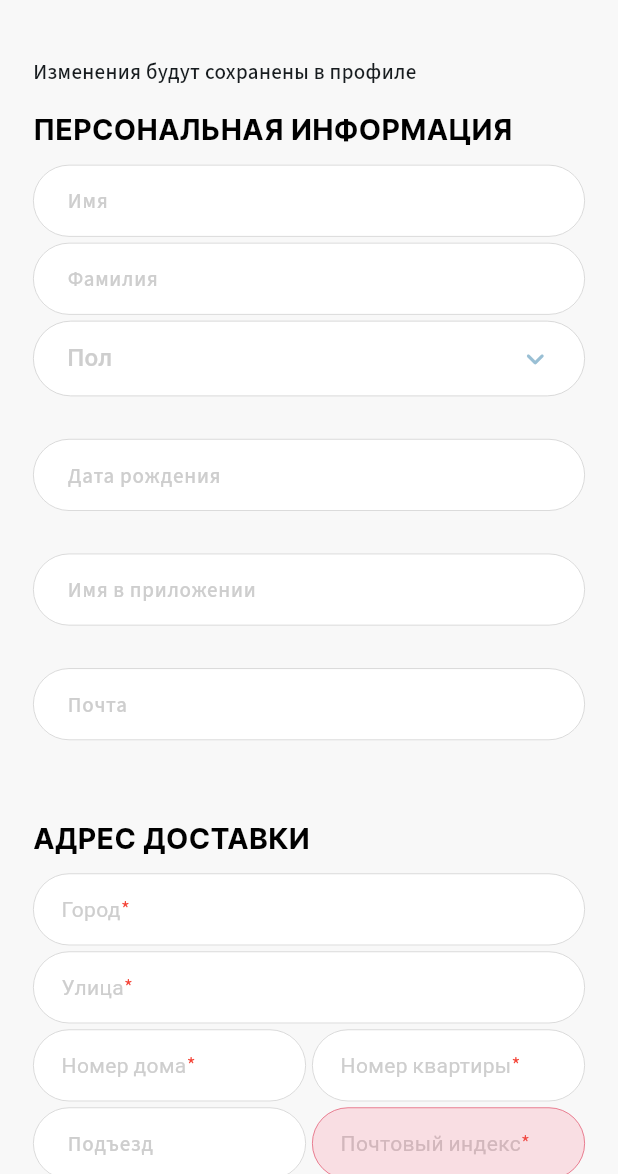
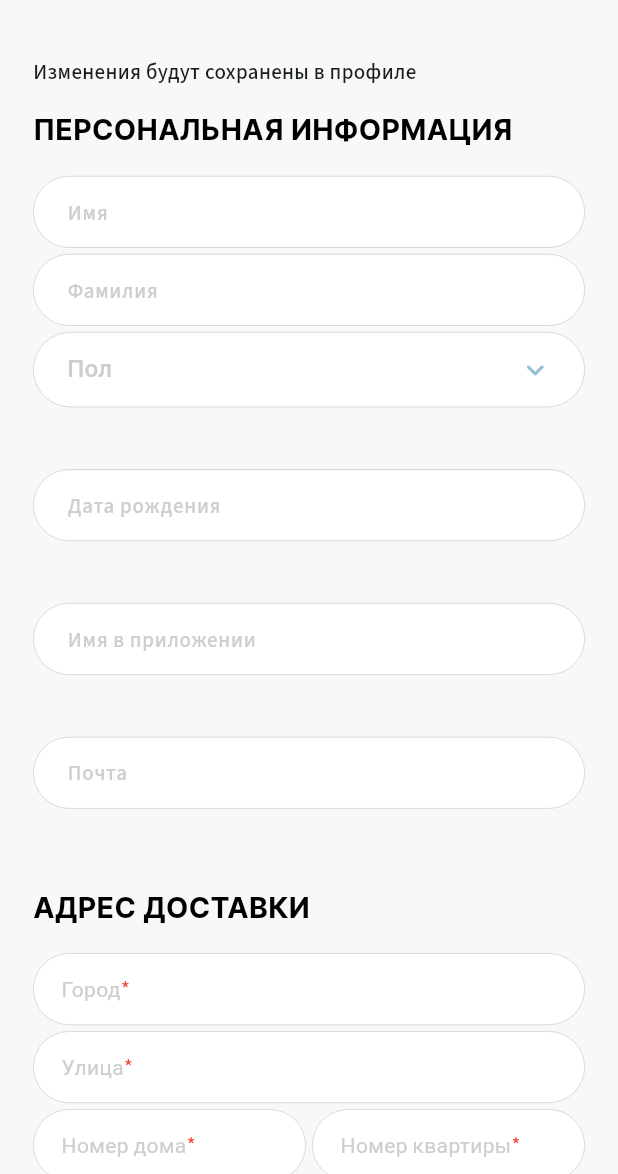
Before and after one commit to luijiwa/Sempl, a Flutter app: the ProfileEditScreen screen opened by its route, on a phone screen of 412 x 824 dp, the part 62-1236 px from its top. Run offline on Flutter 3.47's test engine with Material 3 defaults, Android fonts, the phone set to English and light mode, and no system bars; drawn by our look-alikes of auto_size_text, dropdown_button2; our stand-ins replace expandable_page_view, flutter_rating_bar, flutter_svg, go_router, image_picker, logger and 3 more.

Commit message:
Поменять отступы

```diff
--- a/lib/src/feature/feedback/ui/widgets/steps/feedback_step_one.dart
+++ b/lib/src/feature/feedback/ui/widgets/steps/feedback_step_one.dart
@@ -29,7 +29,7 @@ class FeedbackStepOne extends StatelessWidget {
             itemBuilder: (context, index) {
               return QuestionWidget(index: index + 1, text: text);
             },
-            separatorBuilder: (__, _) => SizedBox(height: width * 0.02545),
+            separatorBuilder: (__, _) => SizedBox(height: width * 0.035),
           ),
         ),
       ],
--- a/lib/src/feature/survey/ui/widgets/address_data_fields_widget.dart
+++ b/lib/src/feature/survey/ui/widgets/address_data_fields_widget.dart
@@ -30,7 +30,7 @@ class _AddressDataFieldsWidgetState extends State<AddressDataFieldsWidget> {
             style: Theme.of(context).textTheme.appProfileTitle,
             maxLines: 1,
           ),
-          SizedBox(height: height * 0.016),
+          SizedBox(height: width * 0.05),
           const RequiredInputField(
             hintText: 'Город',
           ),
@@ -40,6 +40,7 @@ class _AddressDataFieldsWidgetState extends State<AddressDataFieldsWidget> {
           ),
           const SizedBox(height: 4),
           const Row(
+            mainAxisSize: MainAxisSize.min,
             children: [
               Expanded(
                 child: RequiredInputField(hintText: 'Номер дома'),
@@ -52,6 +53,7 @@ class _AddressDataFieldsWidgetState extends State<AddressDataFieldsWidget> {
           ),
           const SizedBox(height: 4),
           Row(
+            mainAxisSize: MainAxisSize.min,
             children: [
               const Expanded(child: TextInputField(hintText: 'Подъезд')),
               const SizedBox(width: 4),
--- a/lib/src/feature/survey/ui/widgets/personal_data_fields_widget.dart
+++ b/lib/src/feature/survey/ui/widgets/personal_data_fields_widget.dart
@@ -14,6 +14,7 @@ class PersonalDataFieldsWidget extends StatelessWidget {
   @override
   Widget build(BuildContext context) {
     final double height = MediaQuery.of(context).size.height;
+    final double width = MediaQuery.sizeOf(context).width;
 
     final edgeInsets = EdgeInsets.symmetric(
         vertical: height * 0.013, horizontal: height * 0.023);
@@ -26,7 +27,7 @@ class PersonalDataFieldsWidget extends StatelessWidget {
           style: Theme.of(context).textTheme.appProfileTitle,
           maxLines: 1,
         ),
-        SizedBox(height: height * 0.016),
+        SizedBox(height: width * 0.05),
         TextField(
           decoration: InputDecoration(
             contentPadding: edgeInsets,
@@ -43,7 +44,7 @@ class PersonalDataFieldsWidget extends StatelessWidget {
         const SizedBox(height: 4),
         const DropdownCustomWidgetNew(
             hint: 'Пол', listItems: ['Мужской', 'Женский', 'Не указывать']),
-        const QuestionsPadding(),
+        SizedBox(height: width * 0.1),
         TextField(
           inputFormatters: [
             MaskTextInputFormatter(
@@ -56,14 +57,14 @@ class PersonalDataFieldsWidget extends StatelessWidget {
             hintText: 'Дата рождения',
           ),
         ),
-        const QuestionsPadding(),
+        SizedBox(height: width * 0.1),
         TextField(
           decoration: InputDecoration(
             contentPadding: edgeInsets,
             hintText: 'Имя в приложении',
           ),
         ),
-        const QuestionsPadding(),
+        SizedBox(height: width * 0.1),
         TextField(
           decoration: InputDecoration(
             contentPadding: edgeInsets,
--- a/lib/src/feature/survey_order/ui/widgets/question_widget.dart
+++ b/lib/src/feature/survey_order/ui/widgets/question_widget.dart
@@ -16,12 +16,14 @@ class QuestionWidget extends StatelessWidget {
   @override
   Widget build(BuildContext context) {
     final height = MediaQuery.sizeOf(context).height;
+    final width = MediaQuery.sizeOf(context).width;
+
     return Column(
       crossAxisAlignment: CrossAxisAlignment.start,
       mainAxisSize: MainAxisSize.min,
       children: [
         Padding(
-          padding: EdgeInsets.only(bottom: height * 0.0083),
+          padding: EdgeInsets.only(bottom: width * 0.03),
           child: AutoSizeText(
             'Вопрос $index',
             style: Theme.of(context)
@@ -31,7 +33,7 @@ class QuestionWidget extends StatelessWidget {
           ),
         ),
         Padding(
-          padding: EdgeInsets.only(bottom: height * 0.0083),
+          padding: EdgeInsets.only(bottom: width * 0.03),
           child: AutoSizeText(
             'Какую главную особенность вы ищете в ополаскивателе для рта?',
             style: Theme.of(context).textTheme.appBodyMedium,
```
